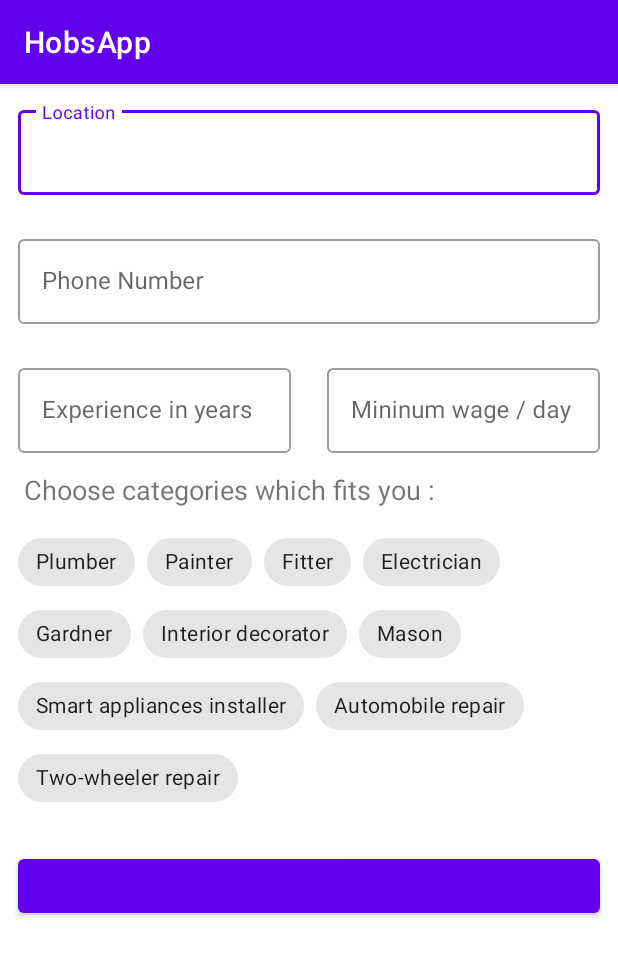
After one commit to vibin2002/EasyFix, an Android app: the WorkerDetails screen opened directly, with no data from a screen before it, on a phone screen of 412 x 824 dp. The commit adds this screen. Shown: the top 956 px of the screen. Run offline under Robolectric (Android 15) with nearby library versions, the light colour scheme and no system bars.

Commit message:
WorkerDetails updated

```diff
--- a/app/src/main/AndroidManifest.xml
+++ b/app/src/main/AndroidManifest.xml
@@ -9,6 +9,10 @@
         android:roundIcon="@mipmap/ic_launcher_round"
         android:supportsRtl="true"
         android:theme="@style/Theme.HobsApp">
+        <activity
+            android:name=".WorkerDetails"
+            android:exported="true" >
+        </activity>
         <activity
             android:name=".worker.WorkerMainActivity"
             android:exported="true" />
--- a/app/src/main/java/com/killerinstinct/hobsapp/SignupActivity.kt
+++ b/app/src/main/java/com/killerinstinct/hobsapp/SignupActivity.kt
@@ -55,7 +55,7 @@ class SignupActivity : AppCompatActivity() {
                     when (signUpState) {
                         "Worker" -> {
                             progressDialog!!.dismiss()
-                            startActivity(Intent(this, MainActivity::class.java))
+                            startActivity(Intent(this, WorkerDetails::class.java))
                             finish()
                         }
                         "User" -> {
--- /dev/null
+++ b/app/src/main/java/com/killerinstinct/hobsapp/WorkerDetails.kt
@@ -0,0 +1,68 @@
+package com.killerinstinct.hobsapp
+
+import androidx.appcompat.app.AppCompatActivity
+import android.os.Bundle
+import android.widget.ArrayAdapter
+import android.widget.Toast
+import androidx.activity.result.contract.ActivityResultContracts
+import androidx.activity.viewModels
+import androidx.core.view.children
+import com.killerinstinct.hobsapp.databinding.ActivityWorkerDetailsBinding
+import com.google.android.material.chip.Chip
+import com.killerinstinct.hobsapp.viewmodel.WorkerDetailsViewModel
+
+
+class WorkerDetails : AppCompatActivity() {
+
+    lateinit var binding: ActivityWorkerDetailsBinding
+    private val viewModel: WorkerDetailsViewModel by viewModels()
+
+    private val categories = listOf(
+        "Plumber",
+        "Painter",
+        "Fitter",
+        "Electrician",
+        "Gardner",
+        "Interior decorator",
+        "Mason",
+        "Smart appliances installer",
+        "Automobile repair",
+        "Two-wheeler repair"
+    )
+
+    override fun onCreate(savedInstanceState: Bundle?) {
+        super.onCreate(savedInstanceState)
+        binding = ActivityWorkerDetailsBinding.inflate(layoutInflater)
+        setContentView(binding.root)
+
+        categories.forEach {
+            val chip = layoutInflater.inflate(R.layout.categorychip, binding.categoryCg, false) as Chip
+            chip.text = it
+            binding.categoryCg.addView(chip)
+        }
+
+        binding.btnOk.setOnClickListener {
+            val list = binding.categoryCg.
+                    children.toList().filter {
+                (it as Chip).isChecked
+            }
+            val cats = mutableListOf<String>()
+            for (chip in list){
+                val str = (chip as Chip).text
+                cats.add(str.toString())
+            }
+
+            val state = viewModel.updateWorkerInfo(
+                binding.wdLocation.text.toString(),
+                binding.wdPhonenumber.text.toString(),
+                binding.wdExperience.text.toString(),
+                binding.wdMinwage.text.toString(),
+                cats
+            )
+
+//            Toast.makeText(this, "", Toast.LENGTH_SHORT).show()
+        }
+
+
+    }
+}
--- a/app/src/main/java/com/killerinstinct/hobsapp/viewmodel/SignupViewModel.kt
+++ b/app/src/main/java/com/killerinstinct/hobsapp/viewmodel/SignupViewModel.kt
@@ -34,7 +34,7 @@ class SignupViewModel: ViewModel() {
                                 .addOnSuccessListener {
                                     db.collection("LoginCheck")
                                         .document("LoginCheck").update("workers", FieldValue.arrayUnion(it1.uid))
-                                    makeToast("Created")
+                                    makeToast("Worker")
                                 }.addOnFailureListener {
                                     makeToast(it.message.toString())
                                 }
@@ -51,7 +51,7 @@ class SignupViewModel: ViewModel() {
                                     db.collection("LoginCheck")
                                         .document("LoginCheck")
                                         .update("users", FieldValue.arrayUnion(it1.uid))
-                                    makeToast("User account added")
+                                    makeToast("User")
                                 }.addOnFailureListener {
                                     makeToast(it.message.toString())
                                 }
--- /dev/null
+++ b/app/src/main/res/layout/activity_worker_details.xml
@@ -0,0 +1,105 @@
+<?xml version="1.0" encoding="utf-8"?>
+<ScrollView xmlns:android="http://schemas.android.com/apk/res/android"
+    xmlns:app="http://schemas.android.com/apk/res-auto"
+    xmlns:tools="http://schemas.android.com/tools"
+    android:layout_width="match_parent"
+    android:layout_height="match_parent"
+    tools:context=".WorkerDetails">
+
+
+    <LinearLayout
+        android:layout_width="match_parent"
+        android:layout_height="wrap_content"
+        android:orientation="vertical">
+
+        <com.google.android.material.textfield.TextInputLayout
+            style="@style/Widget.MaterialComponents.TextInputLayout.OutlinedBox"
+            android:layout_width="match_parent"
+            android:layout_margin="12dp"
+            android:layout_height="wrap_content">
+
+            <com.google.android.material.textfield.TextInputEditText
+                android:id="@+id/wd_location"
+                android:layout_width="match_parent"
+                android:layout_height="wrap_content"
+                android:hint="Location" />
+        </com.google.android.material.textfield.TextInputLayout>
+
+
+
+        <com.google.android.material.textfield.TextInputLayout
+            style="@style/Widget.MaterialComponents.TextInputLayout.OutlinedBox"
+            android:layout_width="match_parent"
+            android:layout_margin="12dp"
+            android:layout_height="wrap_content">
+
+            <com.google.android.material.textfield.TextInputEditText
+                android:id="@+id/wd_phonenumber"
+                android:inputType="number"
+                android:layout_width="match_parent"
+                android:layout_height="wrap_content"
+                android:hint="Phone Number" />
+        </com.google.android.material.textfield.TextInputLayout>
+
+        <LinearLayout
+            android:layout_width="match_parent"
+            android:layout_height="wrap_content"
+            android:orientation="horizontal"
+            android:weightSum="2">
+
+            <com.google.android.material.textfield.TextInputLayout
+                style="@style/Widget.MaterialComponents.TextInputLayout.OutlinedBox"
+                android:layout_width="match_parent"
+                android:layout_margin="12dp"
+                android:layout_weight="1"
+                android:layout_height="wrap_content">
+
+                <com.google.android.material.textfield.TextInputEditText
+                    android:id="@+id/wd_experience"
+                    android:layout_width="match_parent"
+                    android:inputType="number"
+                    android:layout_height="wrap_content"
+                    android:hint="Experience in years" />
+            </com.google.android.material.textfield.TextInputLayout>
+
+            <com.google.android.material.textfield.TextInputLayout
+                android:layout_weight="1"
+                style="@style/Widget.MaterialComponents.TextInputLayout.OutlinedBox"
+                android:layout_width="match_parent"
+                android:layout_margin="12dp"
+                android:layout_height="wrap_content">
+
+                <com.google.android.material.textfield.TextInputEditText
+                    android:id="@+id/wd_minwage"
+                    android:inputType="number"
+                    android:layout_width="match_parent"
+                    android:layout_height="wrap_content"
+                    android:hint="Mininum wage / day" />
+            </com.google.android.material.textfield.TextInputLayout>
+
+        </LinearLayout>
+
+
+
+        <TextView
+            android:layout_marginHorizontal="16sp"
+            android:text="Choose categories which fits you :"
+            android:textSize="18sp"
+            android:layout_width="wrap_content"
+            android:layout_height="wrap_content"/>
+
+        <com.google.android.material.chip.ChipGroup
+            android:layout_margin="12dp"
+            android:id="@+id/category_cg"
+            android:layout_width="match_parent"
+            android:layout_height="wrap_content"/>
+
+        <Button
+            android:id="@+id/btn_ok"
+            android:layout_margin="12dp"
+            android:layout_width="match_parent"
+            android:layout_height="wrap_content"/>
+
+    </LinearLayout>
+
+</ScrollView>
--- /dev/null
+++ b/app/src/main/res/layout/categorychip.xml
@@ -0,0 +1,7 @@
+<?xml version="1.0" encoding="utf-8"?>
+<com.google.android.material.chip.Chip xmlns:android="http://schemas.android.com/apk/res/android"
+    style="@style/Widget.MaterialComponents.Chip.Filter"
+    android:layout_width="wrap_content"
+    android:layout_height="wrap_content"
+
+    />
--- a/app/src/main/res/navigation/worker_bottomnav_navigation.xml
+++ b/app/src/main/res/navigation/worker_bottomnav_navigation.xml
@@ -9,7 +9,11 @@
         android:id="@+id/worker_navigation_home"
         android:name="com.killerinstinct.hobsapp.worker.fragments.WorkerHomeFragment"
         android:label="Home"
-        tools:layout="@layout/fragment_worker_home" />
+        tools:layout="@layout/fragment_worker_home" >
+        <action
+            android:id="@+id/action_worker_navigation_home_self"
+            app:destination="@id/worker_navigation_home" />
+    </fragment>
     <fragment
         android:id="@+id/worker_navigation_search"
         android:name="com.killerinstinct.hobsapp.worker.fragments.WorkerSearchFragment"
```
Also changed, not shown: app/src/main/java/com/killerinstinct/hobsapp/viewmodel/WorkerDetailsViewModel.kt (added, +57 -0 lines).
